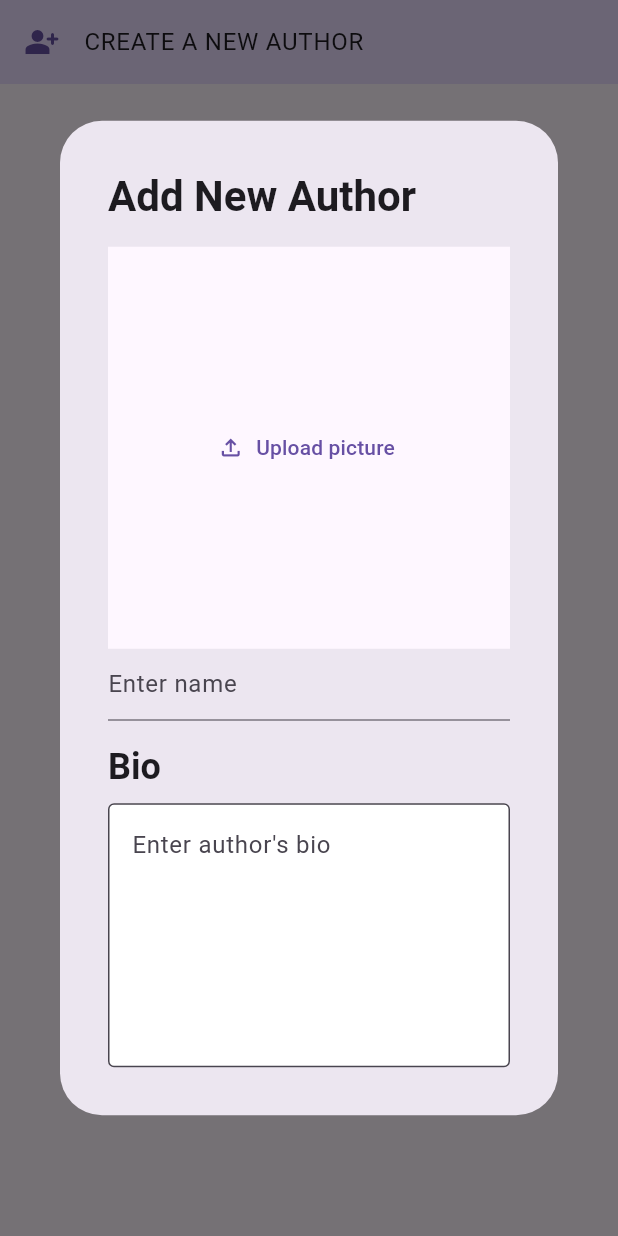
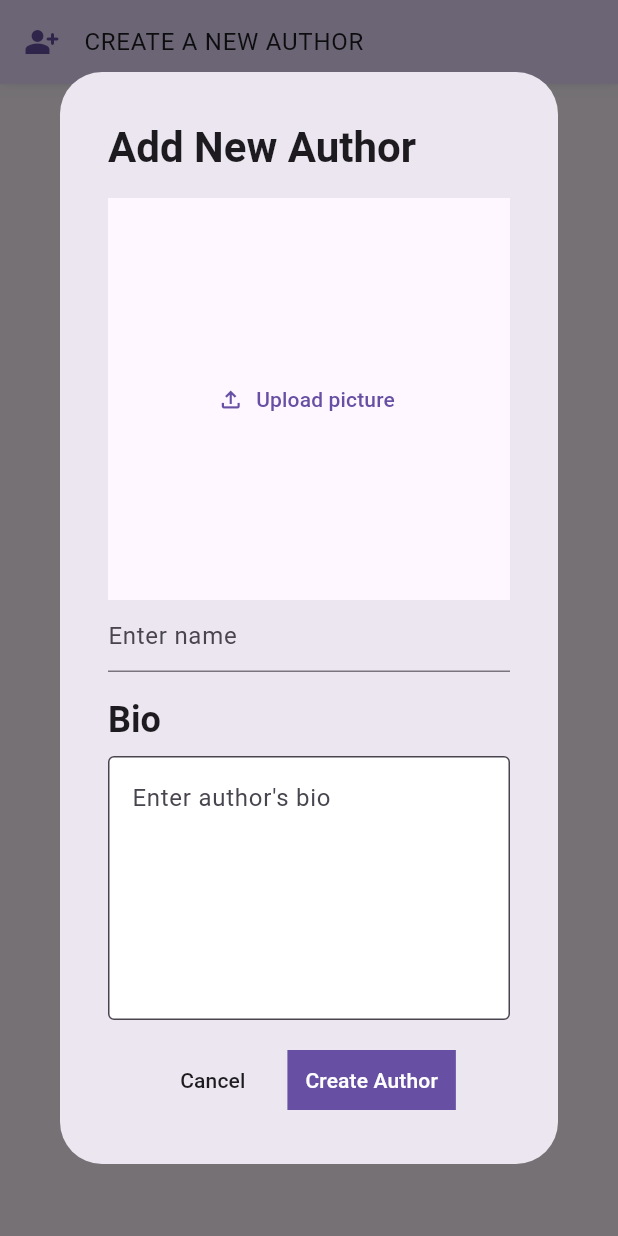
Before and after one commit to imaachman/libertad, a Flutter app: the AuthorsSearchPage widget shown alone on an empty page, opened directly with empty values, after a tap on "CREATE A NEW AUTHOR", on a phone screen of 412 x 824 dp. Run offline on Flutter 3.47's test engine with Material 3 defaults, Android fonts, the light colour scheme and no system bars; our stand-ins replace flutter_riverpod, isar, riverpod_annotation; accounts and stored records are empty; generated files the repository leaves out were written again.

Commit message:
Implement author creation
- Create an author and cache it to AuthorsSearchViewModel.
- Show the newly created author on top of the list view.
- Pass data back to author field.

```diff
--- a/lib/features/books/screens/book_editor/author_creation_dialog.dart
+++ b/lib/features/books/screens/book_editor/author_creation_dialog.dart
@@ -1,5 +1,6 @@
 import 'package:flutter/material.dart';
 import 'package:flutter_riverpod/flutter_riverpod.dart';
+import 'package:libertad/data/models/author.dart';
 
 class AuthorCreationDialog extends ConsumerStatefulWidget {
   final String query;
@@ -69,8 +70,50 @@ class _AuthorCreationDialogState extends ConsumerState<AuthorCreationDialog> {
                 hintText: 'Enter name',
               ),
             ),
-            const SizedBox(height: 15),
-            BioField(controller: TextEditingController()),
+            const SizedBox(height: 16),
+            BioField(controller: bioController),
+            const SizedBox(height: 16),
+            Row(
+              mainAxisAlignment: MainAxisAlignment.center,
+              children: [
+                TextButton(
+                  onPressed: () => Navigator.pop(context),
+                  child: Text(
+                    'Cancel',
+                    style: Theme.of(context).textTheme.labelLarge,
+                  ),
+                ),
+                SizedBox(width: 16),
+                TextButton(
+                  style: ButtonStyle(
+                    shape: WidgetStatePropertyAll(RoundedRectangleBorder()),
+                    backgroundColor: WidgetStatePropertyAll(
+                      Theme.of(context).primaryColor,
+                    ),
+                  ),
+                  onPressed: () {
+                    if (nameController.text.isEmpty ||
+                        bioController.text.isEmpty) {
+                      return;
+                    }
+                    Navigator.pop<Author>(
+                      context,
+                      Author(
+                        name: nameController.text,
+                        bio: bioController.text,
+                        books: [],
+                      ),
+                    );
+                  },
+                  child: Text(
+                    'Create Author',
+                    style: Theme.of(context).textTheme.labelLarge?.copyWith(
+                          color: Theme.of(context).colorScheme.onPrimary,
+                        ),
+                  ),
+                ),
+              ],
+            )
           ],
         ),
       ),
--- a/lib/features/books/screens/book_editor/authors_search_screen.dart
+++ b/lib/features/books/screens/book_editor/authors_search_screen.dart
@@ -18,15 +18,22 @@ class AuthorsSearchPage extends ConsumerWidget {
     final AsyncValue<List<Author>> authors =
         ref.watch(authorsSearchViewModelProvider(query));
 
+    final Author? newlyAddedAuthor = ref
+        .watch(authorsSearchViewModelProvider(query).notifier)
+        .newlyCreatedAuthor;
+
     return authors.when(
-      data: (data) => ListView.builder(
-        itemCount: data.length + 1,
-        itemBuilder: (context, index) {
-          if (index == 0) {
-            return InkWell(
+      data: (data) => Column(
+        children: [
+          InkWell(
             onTap: () => ref
                 .read(authorsSearchViewModelProvider(query).notifier)
                 .showAuthorCreationDialog(context, query),
+            child: Container(
+              decoration: BoxDecoration(
+                color: Theme.of(context).colorScheme.primaryContainer,
+                boxShadow: [BoxShadow(offset: Offset(0, -10), blurRadius: 10)],
+              ),
               child: ListTile(
                 // TODO: Replace with author image.
                 leading: const Icon(Icons.person_add_alt_rounded),
@@ -37,10 +44,25 @@ class AuthorsSearchPage extends ConsumerWidget {
                 subtitle: query.isNotEmpty ? Text(query.toUpperCase()) : null,
                 subtitleTextStyle: Theme.of(context).textTheme.labelSmall,
               ),
-            );
-          }
-          final Author author = data[index - 1];
-          return InkWell(
+            ),
+          ),
+          Expanded(
+            child: ListView(
+              children: [
+                if (newlyAddedAuthor != null)
+                  InkWell(
+                    onTap: () => close(context, newlyAddedAuthor),
+                    child: ListTile(
+                      // TODO: Replace with author image.
+                      leading: const Icon(Icons.person),
+                      title: Text(newlyAddedAuthor.name),
+                      titleTextStyle: Theme.of(context).textTheme.bodyLarge,
+                      subtitle: Text('newly created author'),
+                      subtitleTextStyle: Theme.of(context).textTheme.labelSmall,
+                    ),
+                  ),
+                ...data.map(
+                  (author) => InkWell(
                     onTap: () => close(context, author),
                     child: ListTile(
                       // TODO: Replace with author image.
@@ -50,8 +72,12 @@ class AuthorsSearchPage extends ConsumerWidget {
                       subtitle: Text('author of "${author.books.first}"'),
                       subtitleTextStyle: Theme.of(context).textTheme.labelSmall,
                     ),
-          );
-        },
+                  ),
+                ),
+              ],
+            ),
+          ),
+        ],
       ),
       error: (error, stacktrace) =>
           Center(child: Text('Something unexpected has occured')),
--- a/lib/features/books/viewmodels/authors_search_viewmodel.dart
+++ b/lib/features/books/viewmodels/authors_search_viewmodel.dart
@@ -8,14 +8,19 @@ part 'authors_search_viewmodel.g.dart';
 
 @riverpod
 class AuthorsSearchViewModel extends _$AuthorsSearchViewModel {
+  Author? newlyCreatedAuthor;
+
   @override
   Future<List<Author>> build(String query) =>
       DatabaseRepository.instance.searchAuthors(query);
 
-  void showAuthorCreationDialog(BuildContext context, String query) {
-    showAdaptiveDialog<Author>(
+  Future<void> showAuthorCreationDialog(
+      BuildContext context, String query) async {
+    final Author? result = await showAdaptiveDialog<Author>(
       context: context,
       builder: (context) => AuthorCreationDialog(query: query),
     );
+    if (result != null) newlyCreatedAuthor = result;
+    ref.notifyListeners();
   }
 }
```
Also changed, not shown: lib/features/books/viewmodels/authors_search_viewmodel.g.dart. Lines whose indentation alone changed are shown as unchanged.
